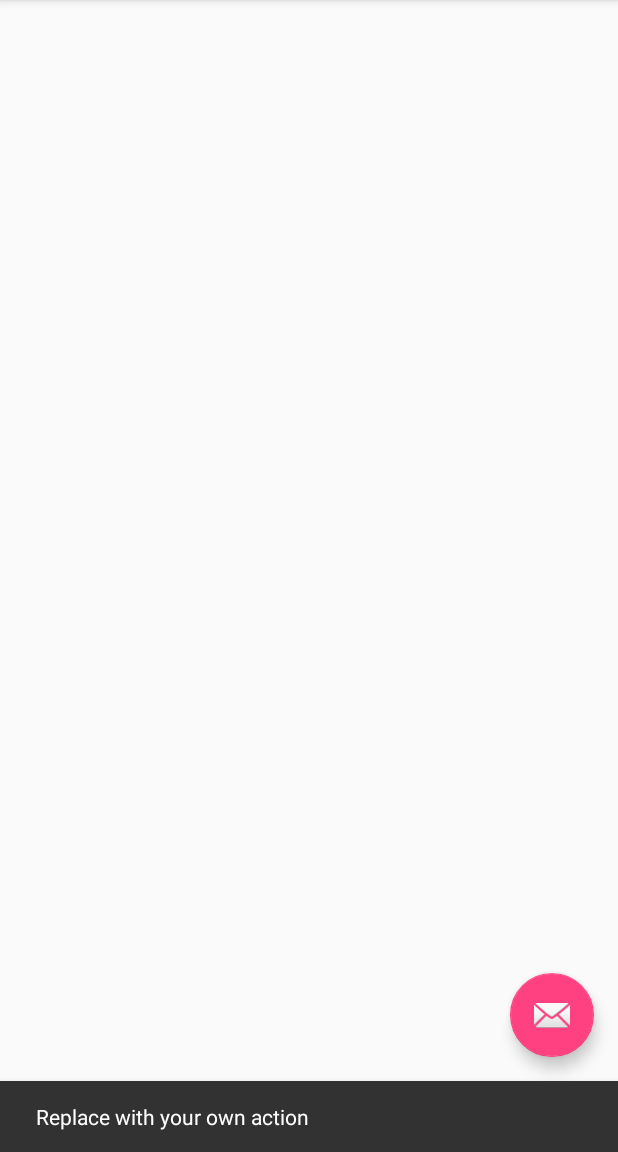
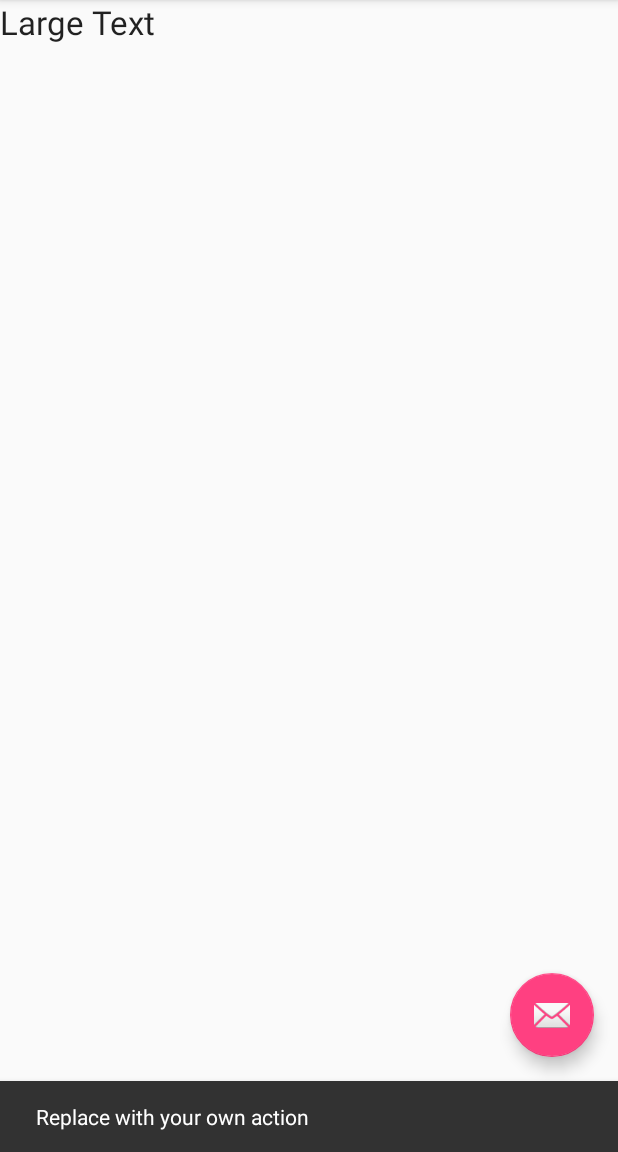
Before and after one commit to ahmadnobani/besafe, an Android app: the screen it shows after launch (Main), after a tap on an icon or button, on a phone screen of 412 x 824 dp, the part 84-1236 px from its top. Run offline under Robolectric (Android 15) with nearby library versions, the phone set to English and light mode, and no system bars.

Commit message:
First Time v 0.0.0

```diff
--- a/app/build.gradle
+++ b/app/build.gradle
@@ -5,7 +5,7 @@ android {
     buildToolsVersion "26.0.1"
     defaultConfig {
         applicationId "com.besafe.noubax.besafe"
-        minSdkVersion 15
+        minSdkVersion 17
         targetSdkVersion 25
         versionCode 1
         versionName "1.0"
--- /dev/null
+++ b/app/src/main/res/drawable/list_selector.xml
@@ -0,0 +1,4 @@
+<?xml version="1.0" encoding="utf-8"?>
+<selector xmlns:android="http://schemas.android.com/apk/res/android">
+
+</selector>
--- /dev/null
+++ b/app/src/main/res/drawable/mycolor.xml
@@ -0,0 +1,6 @@
+<?xml version="1.0" encoding="utf-8"?>
+<selector xmlns:android="http://schemas.android.com/apk/res/android">
+    <item  android:drawable="@drawable/pressed_1"
+        android:state_pressed="true"
+       /> <!-- pressed -->
+    </selector> <!-- 05aade-->
--- a/app/src/main/res/layout/activity_main.xml
+++ b/app/src/main/res/layout/activity_main.xml
@@ -21,7 +21,12 @@
     </android.support.design.widget.AppBarLayout>
 
     <include layout="@layout/content_main" />
-
+    <ListView
+        android:id="@+id/accLists"
+        android:layout_marginTop="60dp"
+        android:layout_width="fill_parent"
+        android:layout_height="fill_parent"
+        android:visibility="visible"/>
     <android.support.design.widget.FloatingActionButton
         android:id="@+id/fab"
         android:layout_width="wrap_content"
--- a/app/src/main/res/layout/content_main.xml
+++ b/app/src/main/res/layout/content_main.xml
@@ -7,5 +7,23 @@
     app:layout_behavior="@string/appbar_scrolling_view_behavior"
     tools:context="com.besafe.noubax.besafe.Main"
     tools:showIn="@layout/activity_main">
+    <ListView
+        android:layout_width="wrap_content"
+        android:layout_height="wrap_content"
+        android:id="@+id/accountsView"
+        android:layout_alignParentTop="true"
+        android:layout_alignParentStart="true"
+        android:visibility="gone"/>
 
+    <TextView
+        android:layout_width="wrap_content"
+        android:layout_height="wrap_content"
+        android:textAppearance="?android:attr/textAppearanceLarge"
+        android:text="Large Text"
+        android:layout_centerInParent="true"
+        android:id="@+id/textView6" />
+
+    <RelativeLayout
+        android:layout_width="match_parent"
+        android:layout_height="match_parent"></RelativeLayout>
 </android.support.constraint.ConstraintLayout>
```
Also changed, not shown: app/src/main/res/drawable/gradient_bg_hover.xml (added, +9 -0 lines), app/src/main/res/drawable/image_bg.xml (added, +10 -0 lines), app/src/main/res/layout/type_view_style1.xml (added, +29 -0 lines), app/src/main/res/drawable/ic_launcher.png (added), app/src/main/res/drawable/pressed_1.png (added).
